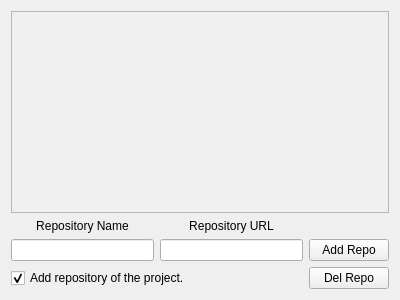
The window that obslight/ObsLightGui/ui/wizard_chooseRepository.ui (ronan22/obs-light) describes before a commit, drawn with Qt 5.
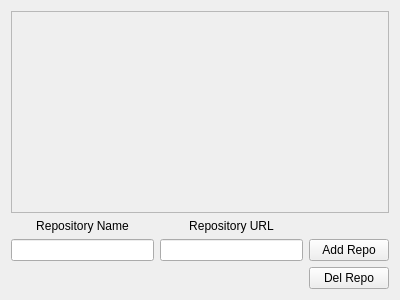
The same window after the commit.

Diff of the .ui file:
```diff
--- a/obslight/ObsLightGui/ui/wizard_chooseRepository.ui
+++ b/obslight/ObsLightGui/ui/wizard_chooseRepository.ui
@@ -26,19 +26,6 @@
    <string notr="true">1</string>
   </attribute>
   <layout class="QGridLayout" name="gridLayout">
-   <item row="7" column="0" colspan="2">
-    <widget class="QCheckBox" name="autoAddRepoButton">
-     <property name="enabled">
-      <bool>true</bool>
-     </property>
-     <property name="text">
-      <string>Add repository of the project.</string>
-     </property>
-     <property name="checked">
-      <bool>true</bool>
-     </property>
-    </widget>
-   </item>
    <item row="7" column="2">
     <widget class="QPushButton" name="DelRepositoryButton">
      <property name="text">
```
